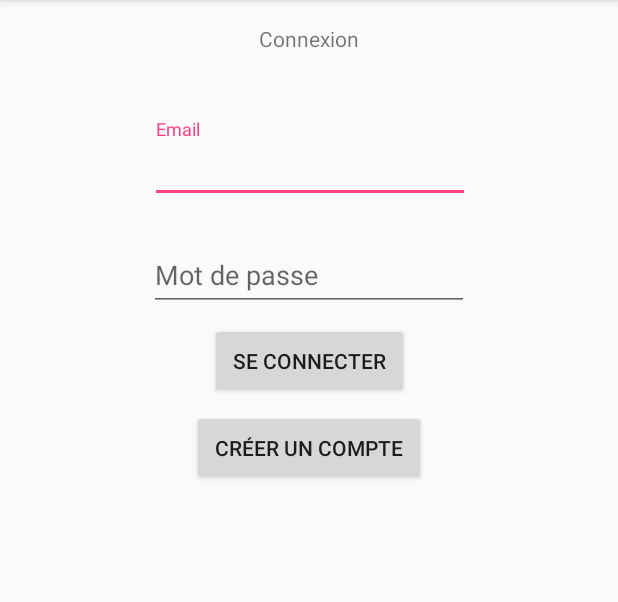
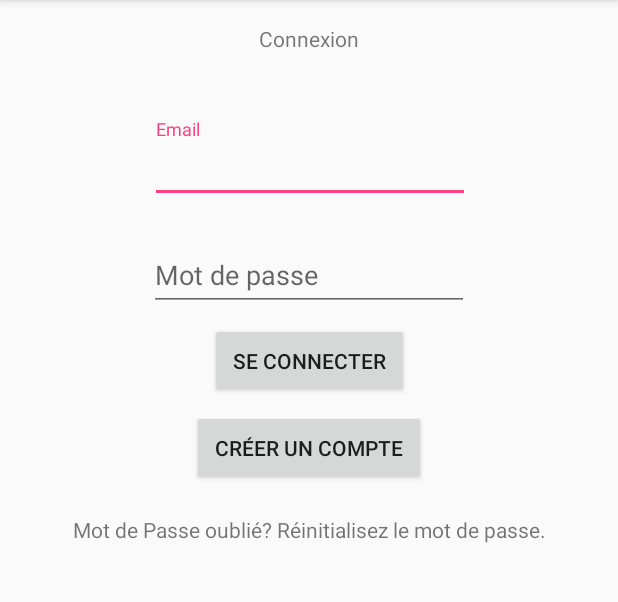
Before and after one commit to KekeTSC/Winckathon, an Android app: the screen it shows after launch (MainActivity before the commit, ConnectionActivity after it), on a phone screen of 412 x 824 dp, the part 84-686 px from its top. Run offline under Robolectric (Android 15) with nearby library versions, the phone set to English and light mode, and no system bars; our stand-ins replace Firebase (no records; nobody signed in at launch, a user with empty details on screens opened directly).

Commit message:
lien entre ConnectionActivity et ResetPassword établie

```diff
--- a/app/src/main/AndroidManifest.xml
+++ b/app/src/main/AndroidManifest.xml
@@ -9,7 +9,7 @@
         android:roundIcon="@mipmap/ic_launcher_round"
         android:supportsRtl="true"
         android:theme="@style/AppTheme">
-        <activity android:name=".MainActivity">
+        <activity android:name=".ConnectionActivity">
             <intent-filter>
                 <action android:name="android.intent.action.MAIN" />
 
--- a/app/src/main/java/fr/wildcodeschool/kelian/winstate/MainActivity.java
+++ b/app/src/main/java/fr/wildcodeschool/kelian/winstate/ConnectionActivity.java
@@ -7,12 +7,13 @@ import android.app.ProgressDialog;
         import android.view.View;
         import android.widget.Button;
         import android.widget.EditText;
-        import android.widget.Toast;
+import android.widget.TextView;
+import android.widget.Toast;
 
 import fr.wildcodeschool.kelian.winstate.Controllers.AuthController;
 
 
-public class MainActivity extends AppCompatActivity {
+public class ConnectionActivity extends AppCompatActivity {
 
     private final String TAG = String.format("Florian's Coffe : %s", getClass().getSimpleName());
     private EditText mEmail, mPassword;
@@ -30,6 +31,8 @@ public class MainActivity extends AppCompatActivity {
         mSignin = findViewById(R.id.button_signin);
         mEmail = findViewById(R.id.input_email);
         mPassword = findViewById(R.id.input_password);
+        TextView resetPassword = findViewById(R.id.tv_login_reset_password);
+
 
         mSignin.setOnClickListener(new View.OnClickListener() {
             @Override
@@ -37,16 +40,25 @@ public class MainActivity extends AppCompatActivity {
                 String getEmail = mEmail.getText().toString().trim();
                 String getPassword = mPassword.getText().toString().trim();
                 if (getEmail.isEmpty() || getPassword.isEmpty()) {
-                    Toast.makeText(MainActivity.this, R.string.empties_fields, Toast.LENGTH_SHORT).show();
+                    Toast.makeText(ConnectionActivity.this, R.string.empties_fields, Toast.LENGTH_SHORT).show();
                 } else {
-                    mProgressDialog = new ProgressDialog(MainActivity.this);
+                    mProgressDialog = new ProgressDialog(ConnectionActivity.this);
                     mProgressDialog.setIndeterminate(true);
                     mProgressDialog.setCancelable(false);
                     mProgressDialog.setMessage(getString(R.string.registartion));
                     mProgressDialog.show();
-                    mAuthController.callSignIn(MainActivity.this, getEmail, getPassword, mProgressDialog);
+                    mAuthController.callSignIn(ConnectionActivity.this, getEmail, getPassword, mProgressDialog);
                 }
             }
         });
+
+        resetPassword.setOnClickListener(new View.OnClickListener() {
+            @Override
+            public void onClick(View view) {
+                Intent intentLogin = new Intent(ConnectionActivity.this, ResetPassword.class);
+                startActivity(intentLogin);
+            }
+        });
+
     }
 }
--- a/app/src/main/java/fr/wildcodeschool/kelian/winstate/ResetPassword.java
+++ b/app/src/main/java/fr/wildcodeschool/kelian/winstate/ResetPassword.java
@@ -32,7 +32,7 @@ public class ResetPassword extends AppCompatActivity {
         gotoLogin.setOnClickListener(new View.OnClickListener() {
             @Override
             public void onClick(View view) {
-                Intent i = new Intent(ResetPassword.this, MainActivity.class);
+                Intent i = new Intent(ResetPassword.this, ConnectionActivity.class);
                 startActivity(i);
                 finish();
             }
--- a/app/src/main/res/layout/activity_main.xml
+++ b/app/src/main/res/layout/activity_main.xml
@@ -83,4 +83,16 @@
         app:layout_constraintStart_toStartOf="parent"
         app:layout_constraintTop_toBottomOf="@+id/button_signin" />
 
+    <TextView
+        android:id="@+id/tv_login_reset_password"
+        android:layout_width="match_parent"
+        android:layout_height="wrap_content"
+        android:layout_marginTop="20dp"
+        android:gravity="center_horizontal"
+        android:text="@string/reset_password"
+        app:layout_constraintHorizontal_bias="0.0"
+        app:layout_constraintLeft_toLeftOf="parent"
+        app:layout_constraintRight_toRightOf="parent"
+        app:layout_constraintTop_toBottomOf="@+id/button_create_account" />
+
 </android.support.constraint.ConstraintLayout>
--- a/app/src/main/res/layout/reset_password.xml
+++ b/app/src/main/res/layout/reset_password.xml
@@ -9,6 +9,7 @@
     android:focusableInTouchMode="true"
     android:padding="15dp"
     tools:context="fr.wildcodeschool.kelian.winstate.ResetPassword">
+
     <TextView
         style="@style/subtitle"
         android:id="@+id/tv_title_reset_password"
@@ -50,4 +51,6 @@
         android:layout_marginTop="20dp"
         android:text="@string/goto_login"/>
 
+
+
 </LinearLayout>
--- a/app/src/main/res/values/strings.xml
+++ b/app/src/main/res/values/strings.xml
@@ -20,4 +20,5 @@
     <string name="login_user_email">Email</string>
     <string name="password">Mot de passe</string>
     <string name="create_account">Créer un compte</string>
+    <string name="reset_password">Mot de Passe oublié? Réinitialisez le mot de passe.</string>
 </resources>
```
